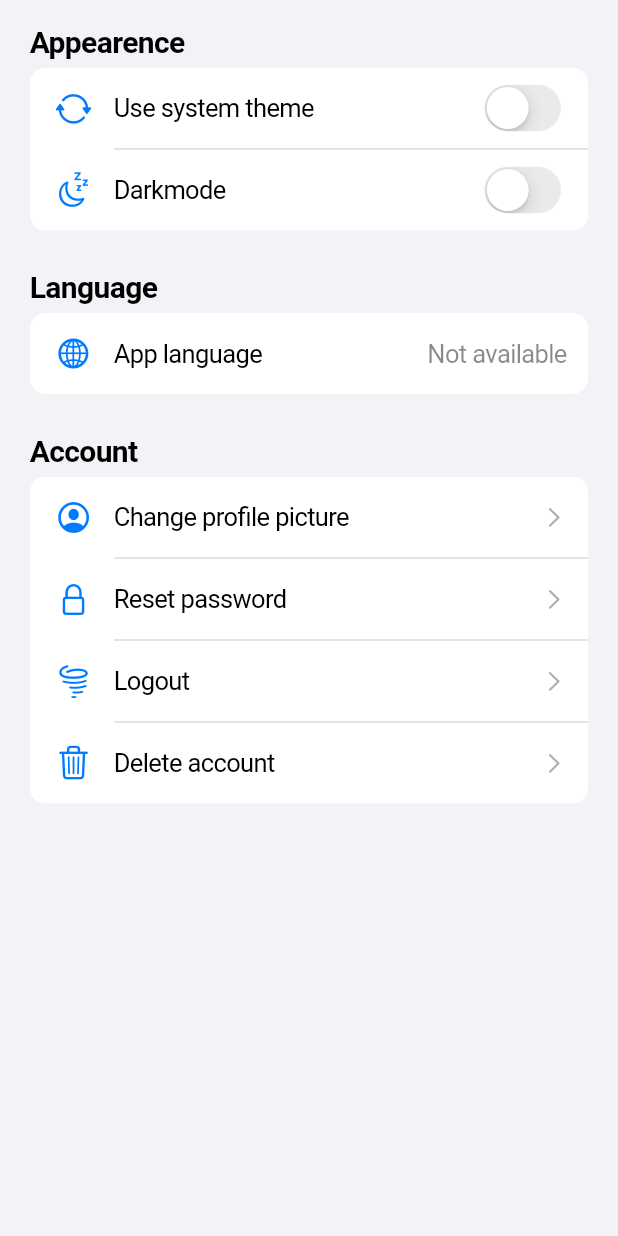
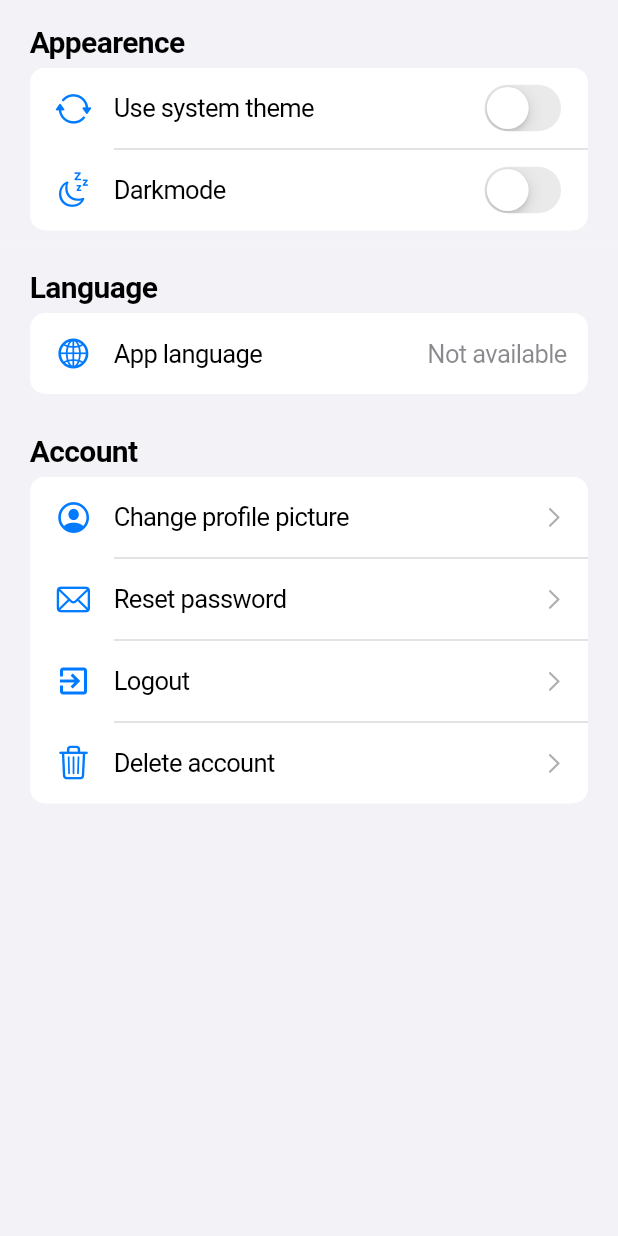
Before and after one commit to dev-damien/ShoppingList_Flutter, a Flutter app: the SettingsBody screen opened directly, on a phone screen of 412 x 824 dp. Run offline on Flutter 3.47's test engine with Material 2 defaults, Android fonts, the phone set to English and light mode, and no system bars; our stand-ins replace auto_route, bloc, cloud_firestore, dartz, equatable, firebase_auth and 4 more; accounts and stored records are empty.

Commit message:
icons and performance
changed icons for reset password and logout
added const modifier to constant widgets for improved performance

```diff
--- a/shoppinglist/lib/01_presentation/settings/settings_body.dart
+++ b/shoppinglist/lib/01_presentation/settings/settings_body.dart
@@ -1,4 +1,5 @@
 import 'package:flutter/cupertino.dart';
+import 'package:flutter/material.dart';
 import 'package:flutter_bloc/flutter_bloc.dart';
 import 'package:shoppinglist/01_presentation/home/home_page.dart';
 import 'package:shoppinglist/01_presentation/lists_overview/lists_body.dart';
@@ -96,7 +97,7 @@ class SettingsBody extends StatelessWidget {
                   leading: const SizedBox(
                     width: double.infinity,
                     height: double.infinity,
-                    child: Icon(CupertinoIcons.lock), //todo set better icon
+                    child: Icon(CupertinoIcons.mail),
                   ),
                   onTap: () => {
                     //todo reset password with mail
@@ -108,7 +109,7 @@ class SettingsBody extends StatelessWidget {
                   leading: const SizedBox(
                     width: double.infinity,
                     height: double.infinity,
-                    child: Icon(CupertinoIcons.tornado), //todo set better icon
+                    child: Icon(Icons.exit_to_app),
                   ),
                   onTap: () => {
                     BlocProvider.of<AuthBloc>(context)
```
Also changed, not shown: shoppinglist/lib/01_presentation/signup/widgets/signup_form.dart (+8 -8 lines).
